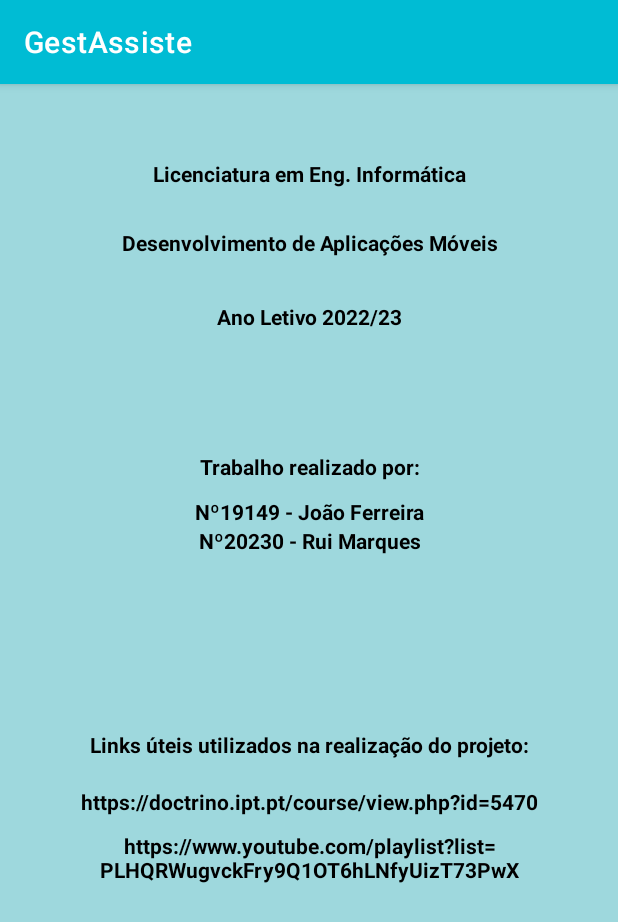
After one commit to joaofnferreira/GestAssiste, an Android app: the SobreNos screen opened directly, with no data from a screen before it, on a phone screen of 412 x 824 dp. The commit adds this screen. Shown: the top 922 px of the screen. Run offline under Robolectric (Android 15) with nearby library versions, the phone set to English and light mode, and no system bars.

Commit message:
Adição página "Sobre Nós"
Adição página "Sobre Nós"

```diff
--- a/app/src/main/AndroidManifest.xml
+++ b/app/src/main/AndroidManifest.xml
@@ -49,6 +49,7 @@
         <activity android:name=".Assistencia"></activity>
         <activity android:name=".Consulta"></activity>
         <activity android:name=".AssistDetails"></activity>
+        <activity android:name=".SobreNos"></activity>
 
     </application>
 
--- a/app/src/main/java/com/example/gestassiste/AssistAdapter.kt
+++ b/app/src/main/java/com/example/gestassiste/AssistAdapter.kt
@@ -5,8 +5,8 @@ import android.view.View
 import android.view.ViewGroup
 import android.widget.TextView
 import androidx.recyclerview.widget.RecyclerView
-import com.example.gestassiste.R
-import com.example.gestassiste.AssistModel
+
+
 
 class AssistAdapter (private val assistList: ArrayList<AssistModel>):
     RecyclerView.Adapter<AssistAdapter.ViewHolder>(){
--- a/app/src/main/java/com/example/gestassiste/AssistDetails.kt
+++ b/app/src/main/java/com/example/gestassiste/AssistDetails.kt
@@ -65,7 +65,7 @@ class AssistDetails : AppCompatActivity(){
         mTask.addOnSuccessListener {
             Toast.makeText(this,"Assistência eliminada", Toast.LENGTH_LONG).show()
 
-            val intent = Intent(this,Consulta::class.java)
+            val intent = Intent(this, Consulta::class.java)
             finish()
             startActivity(intent)
         }.addOnFailureListener{ error ->
--- a/app/src/main/java/com/example/gestassiste/Consulta.kt
+++ b/app/src/main/java/com/example/gestassiste/Consulta.kt
@@ -53,7 +53,7 @@ class Consulta : AppCompatActivity() {
                     val mAdapter = AssistAdapter(assistList)
                     assistReciclerView.adapter = mAdapter
 
-                    mAdapter.setOnItemClickListener(object :AssistAdapter.onItemClickListener{
+                    mAdapter.setOnItemClickListener(object : AssistAdapter.onItemClickListener {
 
                         override fun onItemClick(position: Int) {
                             val intent = Intent(this@Consulta, AssistDetails::class.java)
--- /dev/null
+++ b/app/src/main/java/com/example/gestassiste/SobreNos.kt
@@ -0,0 +1,15 @@
+package com.example.gestassiste
+
+import android.os.Bundle
+import androidx.appcompat.app.AppCompatActivity
+
+class SobreNos: AppCompatActivity() {
+
+    override fun onCreate(savedInstanceState: Bundle?) {
+        super.onCreate(savedInstanceState)
+        setContentView(R.layout.sobre_nos)
+
+
+    }
+
+}
--- /dev/null
+++ b/app/src/main/res/layout/sobre_nos.xml
@@ -0,0 +1,136 @@
+<?xml version="1.0" encoding="utf-8"?>
+<androidx.constraintlayout.widget.ConstraintLayout xmlns:android="http://schemas.android.com/apk/res/android"
+    xmlns:app="http://schemas.android.com/apk/res-auto"
+    xmlns:tools="http://schemas.android.com/tools"
+    android:layout_width="match_parent"
+    android:layout_height="match_parent"
+    android:background="#F8F2F4"
+    android:backgroundTint="#9ED8DD"
+    android:gravity="center">
+
+    <LinearLayout
+        android:layout_width="match_parent"
+        android:layout_height="match_parent"
+        android:orientation="vertical">
+
+        <TextView
+            android:id="@+id/textView10"
+            android:layout_width="match_parent"
+            android:layout_height="46dp"
+            android:layout_marginTop="50dp"
+            android:text="Licenciatura em Eng. Informática"
+            android:textAlignment="center"
+            android:textColor="@color/black"
+            android:textStyle="bold"
+            app:layout_constraintEnd_toEndOf="parent"
+            app:layout_constraintHorizontal_bias="0.501"
+            app:layout_constraintStart_toStartOf="parent"
+            app:layout_constraintTop_toTopOf="parent"/>
+
+        <TextView
+            android:id="@+id/textView11"
+            android:layout_width="match_parent"
+            android:layout_height="49dp"
+            android:text="Desenvolvimento de Aplicações Móveis"
+            android:textAlignment="center"
+            android:textColor="@color/black"
+            android:textStyle="bold"
+            app:layout_constraintEnd_toEndOf="parent"
+            app:layout_constraintHorizontal_bias="0.501"
+            app:layout_constraintStart_toStartOf="parent"
+            app:layout_constraintTop_toTopOf="parent"/>
+
+        <TextView
+            android:id="@+id/textView12"
+            android:layout_width="match_parent"
+            android:layout_height="100dp"
+            android:text="Ano Letivo 2022/23"
+            android:textAlignment="center"
+            android:textColor="@color/black"
+            android:textStyle="bold"
+            app:layout_constraintEnd_toEndOf="parent"
+            app:layout_constraintHorizontal_bias="0.501"
+            app:layout_constraintStart_toStartOf="parent"
+            app:layout_constraintTop_toTopOf="parent"/>
+
+        <TextView
+            android:id="@+id/textView13"
+            android:layout_width="match_parent"
+            android:layout_height="30dp"
+            android:text="Trabalho realizado por:"
+            android:textAlignment="center"
+            android:textColor="@color/black"
+            android:textStyle="bold"
+            app:layout_constraintEnd_toEndOf="parent"
+            app:layout_constraintHorizontal_bias="0.501"
+            app:layout_constraintStart_toStartOf="parent"
+            app:layout_constraintTop_toTopOf="parent"/>
+
+        <TextView
+            android:id="@+id/textView14"
+            android:layout_width="match_parent"
+            android:layout_height="wrap_content"
+            android:text="Nº19149 - João Ferreira"
+            android:textAlignment="center"
+            android:textColor="@color/black"
+            android:textStyle="bold"
+            app:layout_constraintEnd_toEndOf="parent"
+            app:layout_constraintHorizontal_bias="0.501"
+            app:layout_constraintStart_toStartOf="parent"
+            app:layout_constraintTop_toTopOf="parent"/>
+
+        <TextView
+            android:id="@+id/textView15"
+            android:layout_width="match_parent"
+            android:layout_height="136dp"
+            android:text="Nº20230 - Rui Marques"
+            android:textAlignment="center"
+            android:textColor="@color/black"
+            android:textStyle="bold"
+            app:layout_constraintEnd_toEndOf="parent"
+            app:layout_constraintHorizontal_bias="0.501"
+            app:layout_constraintStart_toStartOf="parent"
+            app:layout_constraintTop_toTopOf="parent"/>
+
+        <TextView
+            android:id="@+id/textView16"
+            android:layout_width="match_parent"
+            android:layout_height="38dp"
+            android:text="Links úteis utilizados na realização do projeto:"
+            android:textAlignment="center"
+            android:textColor="@color/black"
+            android:textStyle="bold"
+            app:layout_constraintEnd_toEndOf="parent"
+            app:layout_constraintHorizontal_bias="0.501"
+            app:layout_constraintStart_toStartOf="parent"
+            app:layout_constraintTop_toTopOf="parent"/>
+
+        <TextView
+            android:id="@+id/textView9"
+            android:layout_width="match_parent"
+            android:layout_height="29dp"
+            android:text="https://doctrino.ipt.pt/course/view.php?id=5470"
+            android:textAlignment="center"
+            android:textColor="@color/black"
+            android:textStyle="bold"
+            app:layout_constraintEnd_toEndOf="parent"
+            app:layout_constraintHorizontal_bias="0.501"
+            app:layout_constraintStart_toStartOf="parent"
+            app:layout_constraintTop_toTopOf="parent"/>
+
+        <TextView
+            android:id="@+id/textView17"
+            android:layout_width="match_parent"
+            android:layout_height="wrap_content"
+            android:text="https://www.youtube.com/playlist?list=PLHQRWugvckFry9Q1OT6hLNfyUizT73PwX"
+            android:textAlignment="center"
+            android:textColor="@color/black"
+            android:textStyle="bold"
+            app:layout_constraintEnd_toEndOf="parent"
+            app:layout_constraintHorizontal_bias="0.501"
+            app:layout_constraintStart_toStartOf="parent"
+            app:layout_constraintTop_toTopOf="parent"/>
+
+
+    </LinearLayout>
+</androidx.constraintlayout.widget.ConstraintLayout>
```
Also changed, not shown: app/src/main/java/com/example/gestassiste/MainActivity.kt (+7 -0 lines), app/src/main/res/layout/activity_main.xml (+23 -54 lines).
